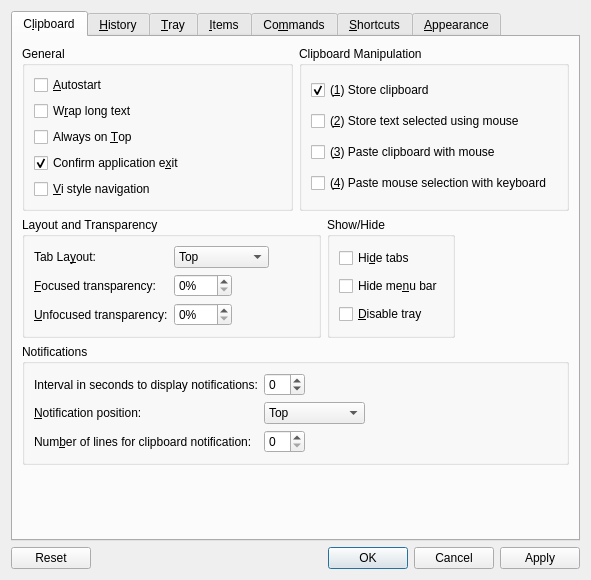
hluk/CopyQ, file src/ui/configurationmanager.ui: the form before one commit.
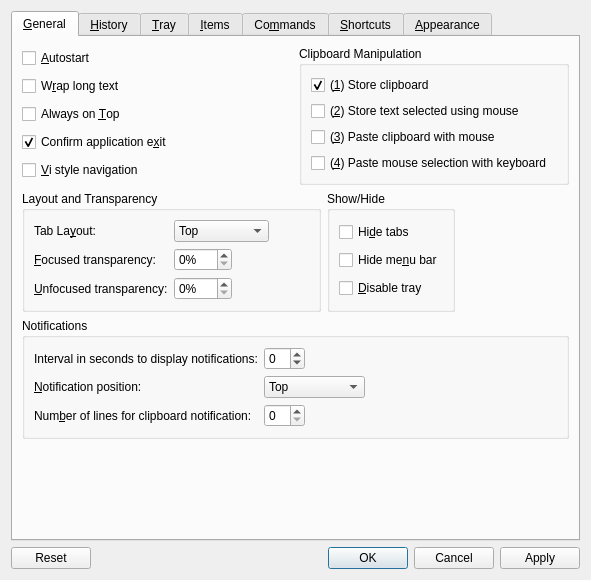
The form after the commit. Icons and pictures are not drawn. Custom widgets are drawn as their Qt base class.

Commit message: Rename Clipboard configuration tab to General

```diff
--- a/src/ui/configurationmanager.ui
+++ b/src/ui/configurationmanager.ui
@@ -34,9 +34,9 @@
        <property name="currentIndex">
         <number>0</number>
        </property>
-       <widget class="QWidget" name="tabClipboard">
+       <widget class="QWidget" name="tabGeneral">
         <attribute name="title">
-         <string>C&amp;lipboard</string>
+         <string>&amp;General</string>
         </attribute>
         <layout class="QGridLayout" name="gridLayout_2">
          <item row="3" column="0">
@@ -418,11 +418,7 @@
          <item row="0" column="0">
           <layout class="QHBoxLayout" name="horizontalLayout_14">
            <item>
-            <widget class="QGroupBox" name="groupBox_5">
-             <property name="title">
-              <string>General</string>
-             </property>
-             <layout class="QVBoxLayout" name="verticalLayout_7">
+            <layout class="QVBoxLayout" name="verticalLayout_9">
               <item>
                <widget class="QCheckBox" name="checkBoxAutostart">
                 <property name="toolTip">
@@ -477,7 +473,6 @@
                </widget>
               </item>
              </layout>
-            </widget>
            </item>
            <item>
             <widget class="QGroupBox" name="groupBox">
@@ -541,7 +536,7 @@
          </item>
         </layout>
        </widget>
-       <widget class="QWidget" name="tabGeneral">
+       <widget class="QWidget" name="tabHistory">
         <attribute name="title">
          <string>&amp;History</string>
         </attribute>
```
Left out of the diff: 2 changed lines with no effect on the pictures. Lines whose indentation alone changed are shown as unchanged. The commit also changes 1 other file.
